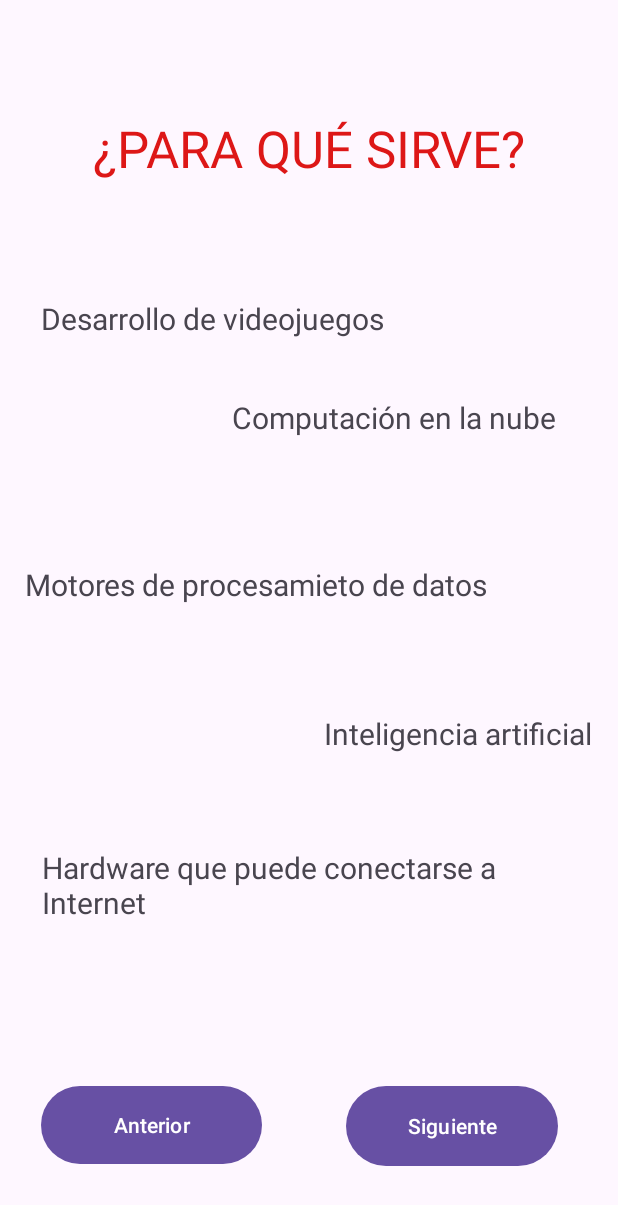
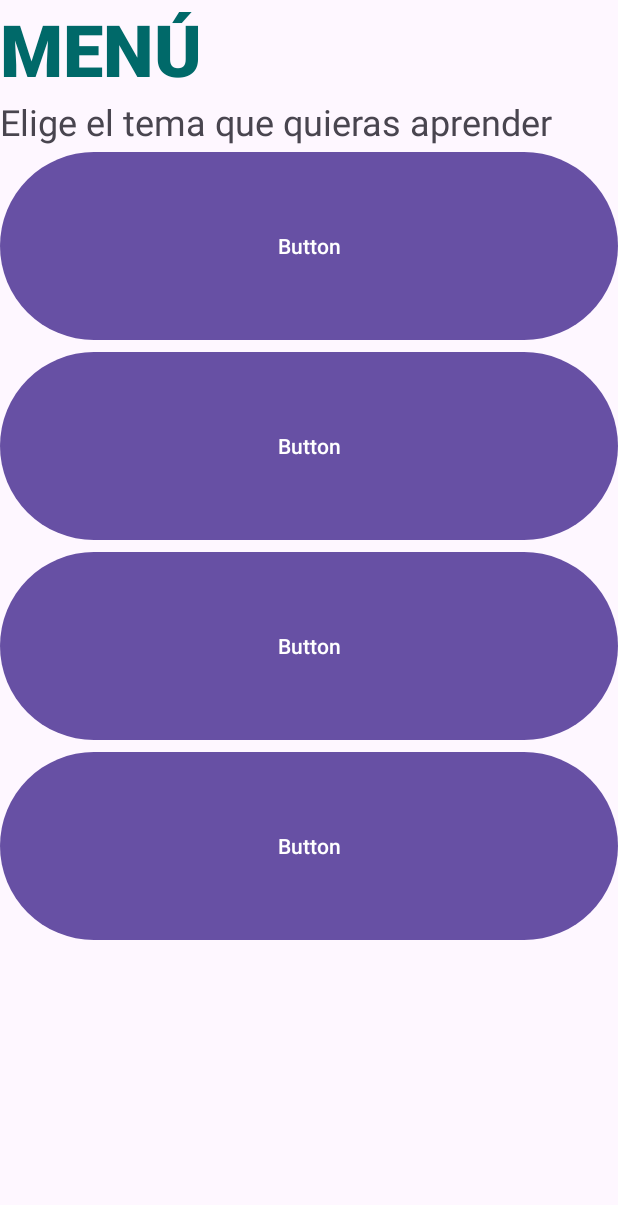
Before and after one commit to DiegoAbundioL/QuironJav3, an Android app: the Pag3 screen opened directly, with no data from a screen before it, after a tap on "No", on a phone screen of 412 x 824 dp. Shown: the top 1205 px of the screen. Run offline under Robolectric (Android 15) with nearby library versions, the phone set to English and light mode, and no system bars.

Commit message:
quinto commit

```diff
--- a/app/src/main/AndroidManifest.xml
+++ b/app/src/main/AndroidManifest.xml
@@ -12,6 +12,9 @@
         android:supportsRtl="true"
         android:theme="@style/Theme.QuironJav3"
         tools:targetApi="31">
+        <activity
+            android:name=".Menu"
+            android:exported="false" />
         <activity
             android:name=".Pag6"
             android:exported="false" />
--- /dev/null
+++ b/app/src/main/java/com/proyecto/quironjav3/Menu.java
@@ -0,0 +1,14 @@
+package com.proyecto.quironjav3;
+
+import androidx.appcompat.app.AppCompatActivity;
+
+import android.os.Bundle;
+
+public class Menu extends AppCompatActivity {
+
+    @Override
+    protected void onCreate(Bundle savedInstanceState) {
+        super.onCreate(savedInstanceState);
+        setContentView(R.layout.activity_menu);
+    }
+}
--- a/app/src/main/java/com/proyecto/quironjav3/Pag3.java
+++ b/app/src/main/java/com/proyecto/quironjav3/Pag3.java
@@ -24,7 +24,7 @@ public class Pag3 extends AppCompatActivity {
 
         btnNo1 = findViewById(R.id.btnNo);
         btnNo1.setOnClickListener(view -> {
-            Intent neg = new Intent(Pag3.this, Pag5.class);
+            Intent neg = new Intent(Pag3.this, Menu.class);
             startActivity(neg);
         });
     }
--- /dev/null
+++ b/app/src/main/res/layout/activity_menu.xml
@@ -0,0 +1,67 @@
+<?xml version="1.0" encoding="utf-8"?>
+<LinearLayout xmlns:android="http://schemas.android.com/apk/res/android"
+    xmlns:app="http://schemas.android.com/apk/res-auto"
+    xmlns:tools="http://schemas.android.com/tools"
+    android:layout_width="match_parent"
+    android:layout_height="match_parent"
+    android:orientation="vertical"
+    tools:context=".Menu">
+
+    <TextView
+        android:layout_width="match_parent"
+        android:layout_height="wrap_content"
+        android:fontFamily="sans-serif-black"
+        android:text="MENÚ"
+        android:textColor="#006969"
+        android:textSize="48sp" />
+
+    <TextView
+        android:id="@+id/textView17"
+        android:layout_width="match_parent"
+        android:layout_height="wrap_content"
+        android:text="@string/menu_texto"
+        android:textSize="24sp" />
+
+    <ScrollView
+        android:id="@+id/scrollView2"
+        android:layout_width="match_parent"
+        android:layout_height="match_parent"
+        app:layout_constraintBottom_toBottomOf="parent"
+        app:layout_constraintEnd_toEndOf="parent"
+        app:layout_constraintHorizontal_bias="0.0"
+        app:layout_constraintStart_toStartOf="parent"
+        app:layout_constraintTop_toTopOf="parent"
+        app:layout_constraintVertical_bias="0.0">
+
+        <LinearLayout
+            android:layout_width="match_parent"
+            android:layout_height="wrap_content"
+            android:orientation="vertical" >
+
+            <Button
+                android:id="@+id/button4"
+                android:layout_width="match_parent"
+                android:layout_height="133dp"
+                android:text="Button" />
+
+            <Button
+                android:id="@+id/button5"
+                android:layout_width="match_parent"
+                android:layout_height="133dp"
+                android:text="Button" />
+
+            <Button
+                android:id="@+id/button6"
+                android:layout_width="match_parent"
+                android:layout_height="133dp"
+                android:text="Button" />
+
+            <Button
+                android:id="@+id/button7"
+                android:layout_width="match_parent"
+                android:layout_height="133dp"
+                android:text="Button" />
+        </LinearLayout>
+    </ScrollView>
+
+</LinearLayout>
--- a/app/src/main/res/layout/activity_pag6.xml
+++ b/app/src/main/res/layout/activity_pag6.xml
@@ -44,21 +44,22 @@
         android:layout_marginEnd="221dp"
         android:layout_marginBottom="368dp"
         android:text="@string/como_funciona_1"
-        android:textSize="16sp"
+        android:textSize="18sp"
         app:layout_constraintBottom_toBottomOf="parent"
         app:layout_constraintEnd_toEndOf="parent"
         app:layout_constraintStart_toStartOf="parent" />
 
     <TextView
         android:id="@+id/tvfuncion2"
-        android:layout_width="163dp"
-        android:layout_height="79dp"
+        android:layout_width="185dp"
+        android:layout_height="85dp"
         android:layout_marginStart="224dp"
         android:layout_marginEnd="24dp"
-        android:layout_marginBottom="214dp"
+        android:layout_marginBottom="168dp"
         android:text="@string/como_funciona_2"
-        android:textSize="16sp"
+        android:textSize="18sp"
         app:layout_constraintBottom_toBottomOf="parent"
         app:layout_constraintEnd_toEndOf="parent"
+        app:layout_constraintHorizontal_bias="1.0"
         app:layout_constraintStart_toStartOf="parent" />
 </androidx.constraintlayout.widget.ConstraintLayout>
--- a/app/src/main/res/values/strings.xml
+++ b/app/src/main/res/values/strings.xml
@@ -13,6 +13,7 @@
     <string name="previous">Previous</string>
     <string name="como_funciona_1">1. Lenguaje Java y API: Documentan todas las clases y métodos que están disponibles(frontend).</string>
     <string name="como_funciona_2">2. Java Virtual Machine: Ejecuta los programas(backend).</string>
+    <string name="menu_texto">Elige el tema que quieras aprender</string>
 
     <string name="lorem_ipsum">
         Lorem ipsum dolor sit amet, consectetur adipiscing elit. Nam in scelerisque sem. Mauris
```
